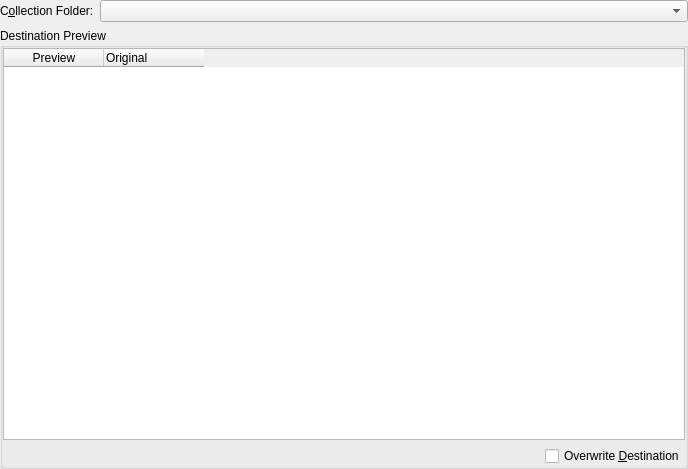
Qt form src/dialogs/OrganizeCollectionDialogBase.ui (KDE/amarok) before a commit.
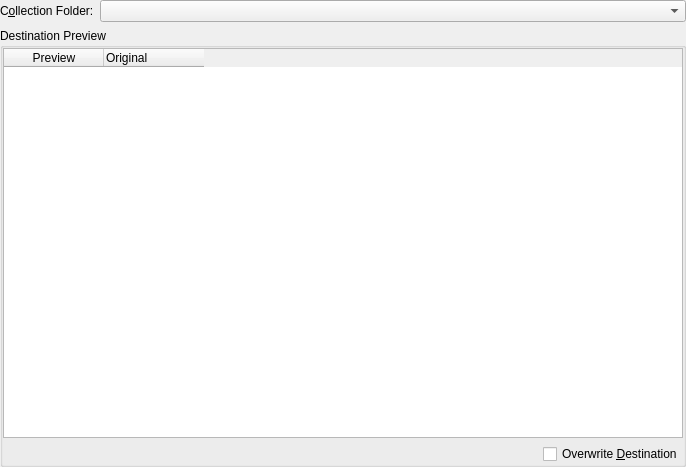
The same form after that commit. Custom widgets are drawn as their Qt base class.

Commit message:
Fix: "Copy to Collection" window doesn't fit on small screens (1024x600)
FIXED-IN: 2.8

What changed in the file:
```diff
--- a/src/dialogs/OrganizeCollectionDialogBase.ui
+++ b/src/dialogs/OrganizeCollectionDialogBase.ui
@@ -7,8 +7,8 @@
    <rect>
     <x>0</x>
     <y>0</y>
-    <width>688</width>
-    <height>469</height>
+    <width>686</width>
+    <height>467</height>
    </rect>
   </property>
   <property name="sizePolicy">
@@ -83,12 +83,6 @@
           <verstretch>0</verstretch>
          </sizepolicy>
         </property>
-        <property name="minimumSize">
-         <size>
-          <width>640</width>
-          <height>100</height>
-         </size>
-        </property>
         <property name="horizontalScrollMode">
          <enum>QAbstractItemView::ScrollPerPixel</enum>
         </property>
```
The commit also changes 1 other file.
